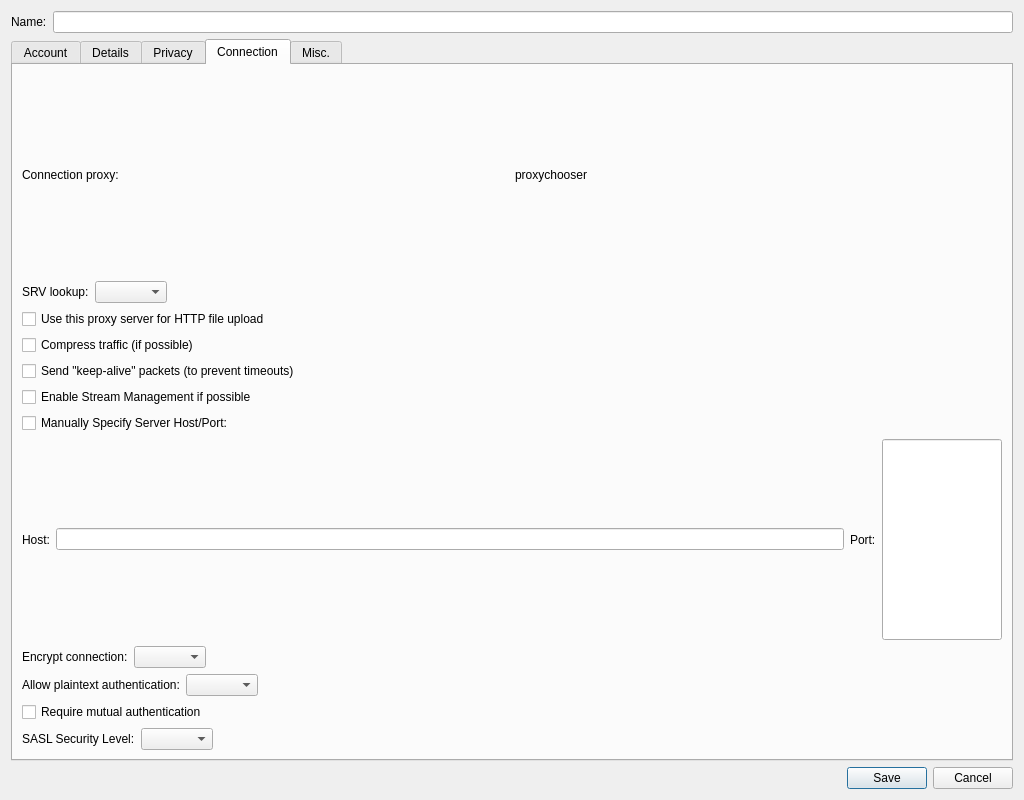
ali-asghar-ahmadi/psi, file src/accountmodify.ui: the form before one commit.
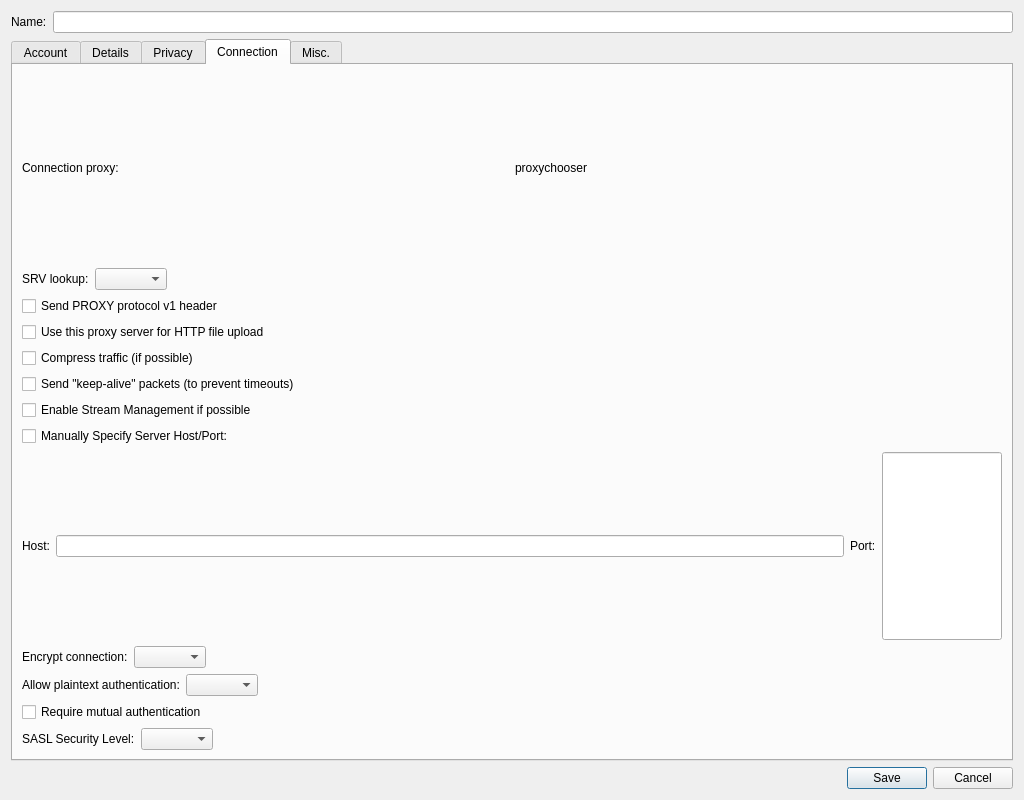
The form after the commit. The open tabs and pages were chosen to show the change.

Commit message:
Add account option for PROXY protocol
Add a saved Connection setting for the PROXY v1 client header and configure the XMPP connector to send it before XMPP or TLS bytes. Disable the option when an HTTP or SOCKS connection proxy is selected and add focused protocol tests.\n\nDepends on psi-im/iris#161.

Diff of the .ui file:
```diff
--- a/src/accountmodify.ui
+++ b/src/accountmodify.ui
@@ -836,6 +836,16 @@
          </item>
         </layout>
        </item>
+       <item>
+        <widget class="QCheckBox" name="ck_proxyProtocol">
+         <property name="toolTip">
+          <string>Send a PROXY protocol v1 header before XMPP data. This requires a direct connection without an HTTP or SOCKS connection proxy.</string>
+         </property>
+         <property name="text">
+          <string>Send PROXY protocol v1 header</string>
+         </property>
+        </widget>
+       </item>
        <item>
         <widget class="QCheckBox" name="ck_useProxyForUpload">
          <property name="text">
```
The commit also changes 6 other files.
